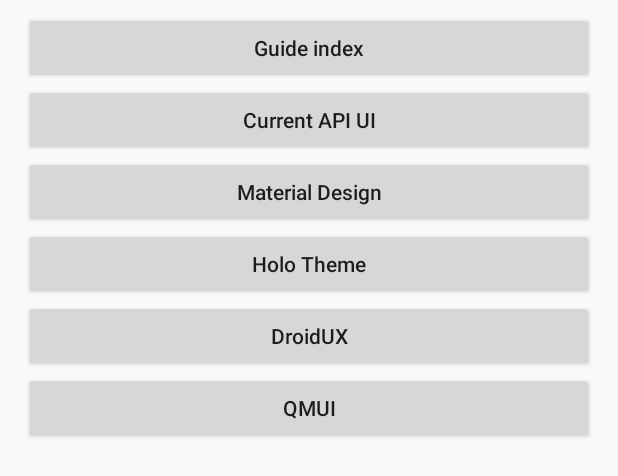
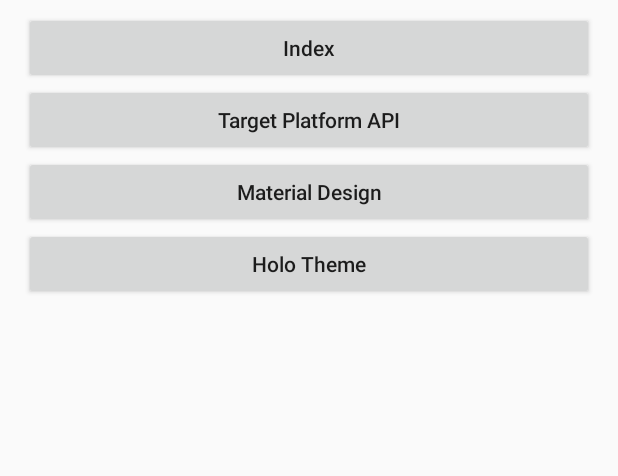
Before and after one commit to amlzq/AndroidViewer, an Android app: the layout activity_main.xml on its own in the app's theme, with its tools: preview values and no code run, on a phone screen of 412 x 824 dp. Shown: the top 476 px of the screen. Run offline under Robolectric (Android 15) with nearby library versions, the light colour scheme and no system bars.

Commit message:
change MainActivity

```diff
--- a/app/src/main/AndroidManifest.xml
+++ b/app/src/main/AndroidManifest.xml
@@ -103,7 +103,7 @@
         <activity android:name=".material.SnackbarDemoActivity" />
         <activity android:name=".qmui.QMUIGuideActivity" />
         <activity android:name=".widget.LayoutDemoActivity" />
-        <activity android:name=".app.CurrentAPIStyleActivity" />
+        <activity android:name=".app.TargetAPIStyleActivity" />
         <activity android:name=".widget.ProgressBarDemoActivity" />
         <activity android:name=".widget.PickerDemoActivity" />
         <activity android:name=".guide.GuideIndexActivity" />
--- a/app/src/main/java/com/amlzq/android/viewer/app/CurrentAPIStyleActivity.java
+++ b/app/src/main/java/com/amlzq/android/viewer/app/TargetAPIStyleActivity.java
@@ -17,15 +17,15 @@
 import com.amlzq.android.viewer.widget.WidgetDemoActivity;
 
 /**
- * 当前设备API样式
+ * 目标API样式
  * 在不同的API Level中查看演变过程
  */
-public class CurrentAPIStyleActivity extends Activity {
+public class TargetAPIStyleActivity extends Activity {
 
     @Override
     protected void onCreate(Bundle savedInstanceState) {
         super.onCreate(savedInstanceState);
-        setContentView(R.layout.activity_current_api_style);
+        setContentView(R.layout.activity_target_api_style);
 
         StringBuffer buffer = new StringBuffer();
         buffer.append("Platform Name: " + "" + "\n");
--- a/app/src/main/res/layout/activity_main.xml
+++ b/app/src/main/res/layout/activity_main.xml
@@ -18,14 +18,14 @@
             android:layout_width="match_parent"
             android:layout_height="wrap_content"
             android:onClick="onGuideIndex"
-            android:text="Guide index"
+            android:text="Index"
             android:textAllCaps="false" />
 
         <Button
             android:layout_width="match_parent"
             android:layout_height="wrap_content"
-            android:onClick="onCurrentAPI"
-            android:text="Current API UI"
+            android:onClick="onTargetAPI"
+            android:text="Target Platform API"
             android:textAllCaps="false" />
 
         <Button
@@ -47,28 +47,22 @@
             android:layout_height="wrap_content"
             android:onClick="onDroidUX"
             android:text="DroidUX"
-            android:textAllCaps="false" />
+            android:textAllCaps="false"
+            android:visibility="gone" />
 
         <Button
             android:layout_width="match_parent"
             android:layout_height="wrap_content"
             android:onClick="onQMUI"
             android:text="QMUI"
-            android:textAllCaps="false" />
-
-        <Button
-            android:layout_width="match_parent"
-            android:layout_height="wrap_content"
-            android:onClick="onIOS"
-            android:text="iOS Style"
             android:textAllCaps="false"
             android:visibility="gone" />
 
         <Button
             android:layout_width="match_parent"
             android:layout_height="wrap_content"
-            android:onClick="onAmlzq"
-            android:text="amlzq Style"
+            android:onClick="onIOS"
+            android:text="iOS UI Style"
             android:textAllCaps="false"
             android:visibility="gone" />
     </LinearLayout>
--- a/app/src/main/res/layout/activity_current_api_style.xml
+++ b/app/src/main/res/layout/activity_target_api_style.xml
@@ -8,7 +8,7 @@
     android:paddingTop="@dimen/item_margin_vertical"
     android:paddingRight="@dimen/item_margin_horizontal"
     android:paddingBottom="@dimen/item_margin_vertical"
-    tools:context=".app.CurrentAPIStyleActivity">
+    tools:context=".app.TargetAPIStyleActivity">
 
     <TextView
         android:id="@+id/tv_message"
```
Also changed, not shown: app/src/main/java/com/amlzq/android/viewer/MainActivity.java (+3 -6 lines), 1 other file.
